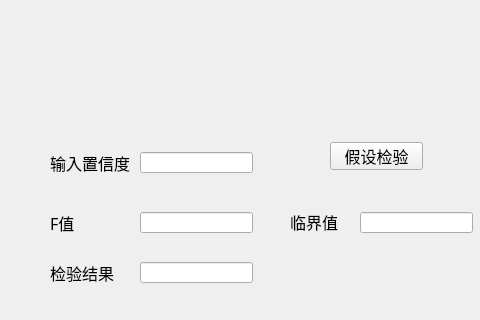
Before: the Qt Designer form Linear_regression.ui in chenxindaaa/MathematicalStatistics, drawn with Qt 5; both pictures show x 0 to 480 and y 488 to 808 of the 850 by 808 pixel window.
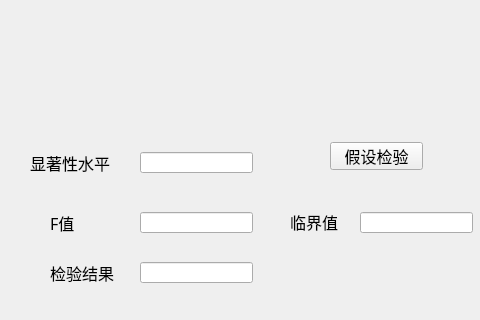
After: the same form once the commit is applied. Custom widgets are drawn as their Qt base class.

```diff
--- a/Linear_regression.ui
+++ b/Linear_regression.ui
@@ -237,9 +237,9 @@
   <widget class="QLabel" name="label_6">
    <property name="geometry">
     <rect>
-     <x>50</x>
+     <x>30</x>
      <y>640</y>
-     <width>81</width>
+     <width>101</width>
      <height>21</height>
     </rect>
    </property>
@@ -250,7 +250,7 @@
     </font>
    </property>
    <property name="text">
-    <string>输入置信度</string>
+    <string>显著性水平</string>
    </property>
   </widget>
   <widget class="QLineEdit" name="lineEdit_7">
```
